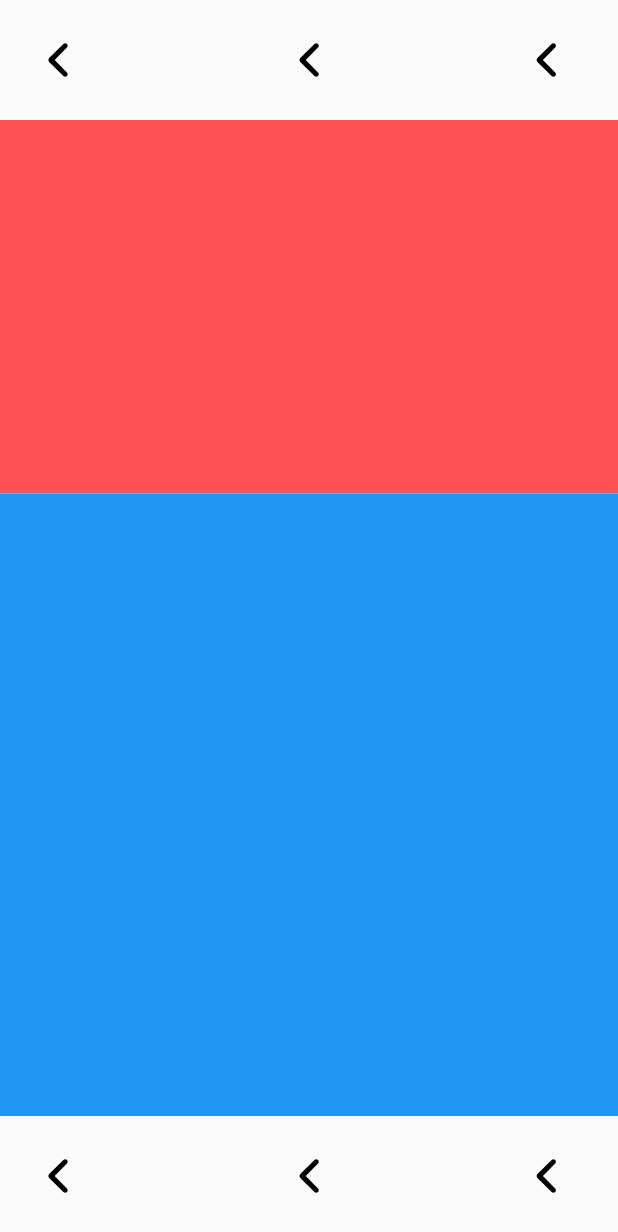
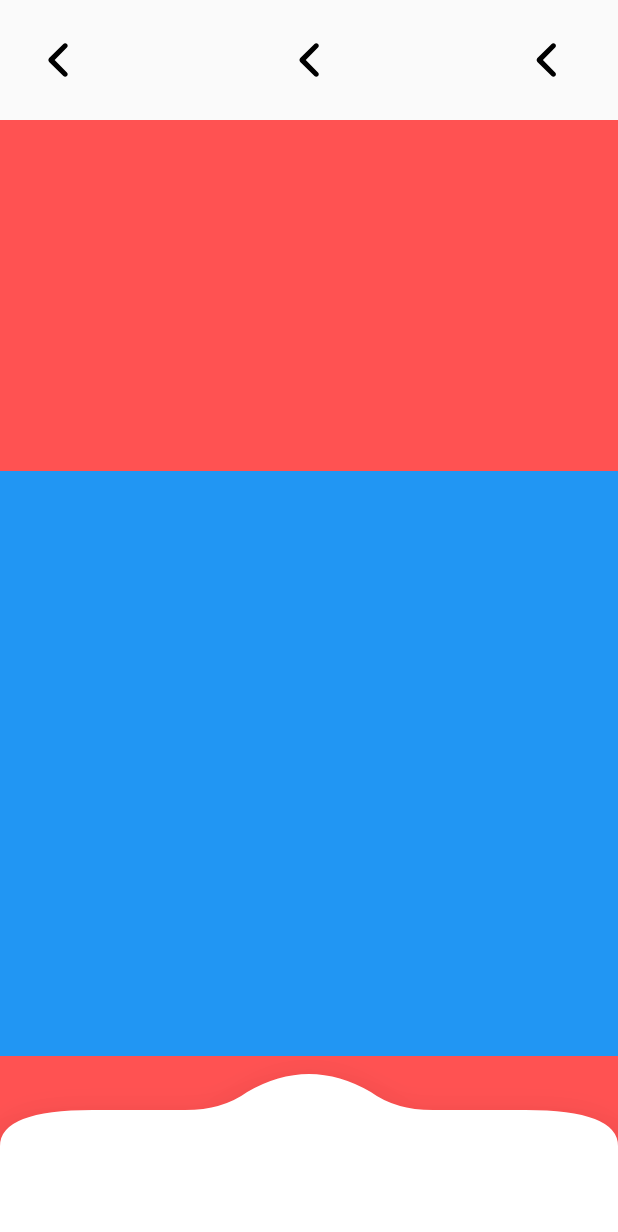
Before and after one commit to TorryDo/Food_Delivery, a Flutter app: the screen it shows after launch, after a tap on "Skip", on a phone screen of 412 x 824 dp. Shown: the top 1232 px of the screen. Run offline on Flutter 3.47's test engine with Material 2 defaults, Android fonts, the light colour scheme and no system bars; our stand-ins replace dots_indicator, flutter_bloc, flutter_svg, get, lottie; missing offline and left inert: dart:ffi.

Commit message:
create custom bottom navbar layout

```diff
--- a/lib/data/food_api/model/food.dart
+++ b/lib/data/food_api/model/food.dart
@@ -6,13 +6,13 @@ class Food {
   Float price;
   Float rating;
   Float calories;
-  bool isFavorited;
+  bool isLiked;
   String description;
   int quantity;
   List<FoodToppings> toppingList;
 
   Food(this.url, this.name, this.price, this.rating, this.calories,
-      this.isFavorited, this.description, this.quantity, this.toppingList);
+      this.isLiked, this.description, this.quantity, this.toppingList);
 }
 
 class FoodToppings {
--- a/lib/ui/screens/home/home_screen.dart
+++ b/lib/ui/screens/home/home_screen.dart
@@ -1,6 +1,7 @@
 import 'package:flutter/material.dart';
 import 'package:flutter/widgets.dart';
 import 'package:food_delivery/ui/widgets/app_bar.dart';
+import 'package:food_delivery/ui/widgets/bottom_navigation.dart';
 
 class HomeScreen extends StatefulWidget {
   const HomeScreen({Key? key}) : super(key: key);
@@ -23,7 +24,7 @@ class _HomeScreenState extends State<HomeScreen> {
             _appBar(),
             Flexible(flex: 3, child: Container(color: Colors.redAccent)),
             Flexible(flex: 5, child: Container(color: Colors.blue)),
-            _appBar(),
+            _bottomBar(),
           ],
         ),
       ),
@@ -34,6 +35,10 @@ class _HomeScreenState extends State<HomeScreen> {
     return const MainAppBar();
   }
 
+  _bottomBar(){
+    return const MainBottomNavigation();
+  }
+
   // _foodCarousel(){
   //   return
   // }
--- /dev/null
+++ b/lib/ui/widgets/bottom_navigation.dart
@@ -0,0 +1,112 @@
+import 'package:flutter/cupertino.dart';
+import 'package:flutter/material.dart';
+import 'package:food_delivery/utils/res/colors.dart';
+import 'package:food_delivery/utils/res/dimens.dart';
+
+class MainBottomNavigation extends StatefulWidget {
+  const MainBottomNavigation({Key? key}) : super(key: key);
+
+  final _bottomWidth = double.infinity;
+  final _bottomHeight = BOTTOM_BAR_HEIGHT;
+
+  final _backgroundColor = THEME_COLOR;
+
+  @override
+  _MainBottomNavigationState createState() => _MainBottomNavigationState();
+}
+
+class _MainBottomNavigationState extends State<MainBottomNavigation> {
+  @override
+  Widget build(BuildContext context) {
+    return _bottomBar();
+  }
+
+  _bottomBar() {
+    return Container(
+        height: widget._bottomHeight,
+        width: widget._bottomWidth,
+        color: Colors.redAccent,
+        child: _stackedItem());
+  }
+
+  _stackedItem() {
+    return Stack(children: [
+      CustomPaint(
+        size: Size(widget._bottomWidth, widget._bottomHeight),
+        painter: RoundedBottomNavigationPainter(),
+      )
+    ]);
+  }
+}
+
+class RoundedBottomNavigationPainter extends CustomPainter {
+  @override
+  void paint(Canvas canvas, Size size) {
+
+    var row1 = size.height * 0.2;
+    var row2 = size.height * 0.3;
+    var row3 = size.height * 0.5;
+
+    var col1 = size.width * 0.15;
+    var col2 = size.width * 0.3;
+    var col3 = size.width * 0.4;
+    var col4 = size.width * 0.45;
+
+    var pointGX = size.width * 0.5;
+    var pointGY = size.height * 0.1;
+
+    var pointAX = 0.0;
+    var pointAY = row3;
+
+    var pointQ1X = 0.0;
+    var pointQ1Y = row2;
+
+    var pointBX = col1;
+    var pointBY = row2;
+
+    var pointCX = col2;
+    var pointCY = row2;
+
+    var pointQ2X = col3 * 0.9;
+    var pointQ2Y = row2;
+
+    var pointDX = col3;
+    var pointDY = row1;
+
+    var pointQ3X = col4;
+    var pointQ3Y = pointGY;
+
+    Paint paint = Paint()
+      ..style = PaintingStyle.fill
+      ..color = THEME_COLOR_BASIC;
+
+    Path path = Path()
+      ..moveTo(pointAX, pointAY)
+      ..quadraticBezierTo(pointQ1X, pointQ1Y, pointBX, pointBY)
+      ..lineTo(pointCX, pointCY)
+      ..quadraticBezierTo(pointQ2X, pointQ2Y, pointDX, pointDY)
+      ..quadraticBezierTo(
+          pointQ3X, pointQ3Y, pointGX, pointGY)
+      ..quadraticBezierTo(
+          size.width - pointQ3X,
+          pointQ3Y,
+          size.width - pointDX,
+          pointDY)
+      ..quadraticBezierTo(size.width - pointQ2X, pointQ2Y,
+          size.width - pointCX, pointCY)
+      ..lineTo(size.width - pointBX, pointBY)
+      ..quadraticBezierTo(size.width - pointQ1X, pointQ1Y,
+          size.width - pointAX, pointAY)
+      ..lineTo(size.width, size.height)
+      ..lineTo(0, size.height)
+      ..lineTo(0, pointAY);
+    canvas.drawShadow(path, Colors.black, 20.0, true);
+    path.close();
+    canvas.drawPath(path, paint);
+  }
+
+  @override
+  bool shouldRepaint(covariant CustomPainter oldDelegate) {
+    return false;
+  }
+}
--- a/lib/utils/res/colors.dart
+++ b/lib/utils/res/colors.dart
@@ -2,6 +2,7 @@ import 'package:flutter/material.dart';
 import 'package:flutter/painting.dart';
 
 const THEME_COLOR = Color(0xFFF8FBFF);
+const THEME_COLOR_BASIC = Colors.white;
 
 const MAIN_COLOR = Color(0xFFF88527);
 const MAIN_COLOR_DARKER = Color(0xFFFD7850);
--- a/lib/utils/res/dimens.dart
+++ b/lib/utils/res/dimens.dart
@@ -59,3 +59,4 @@ const CIRCLE_BUTTON_SIZE = 30.0;
 /// rarely used
 
 const TOP_BAR_HEIGHT = 80.0;
+const BOTTOM_BAR_HEIGHT = 120.0;
```
